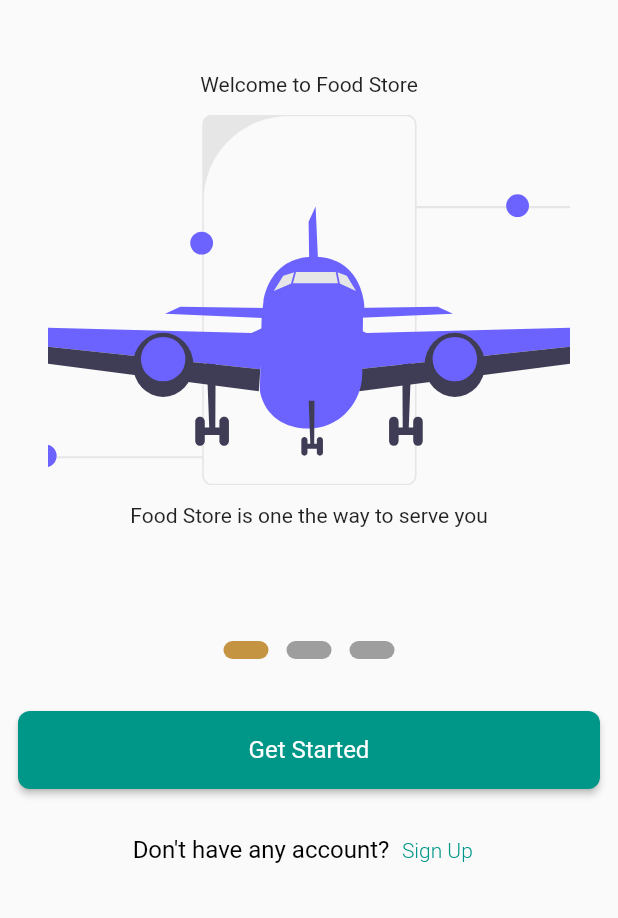
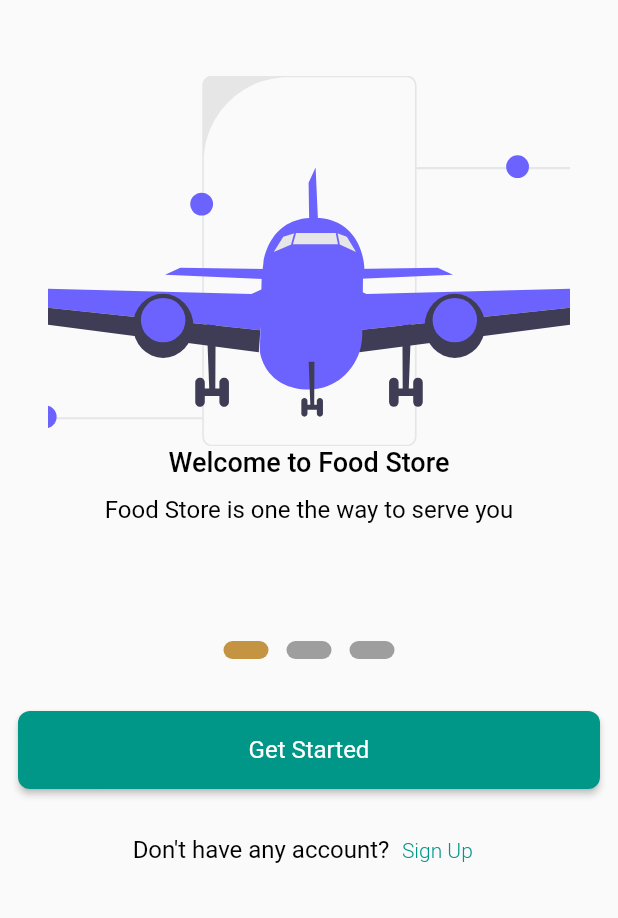
Before and after one commit to the-best-is-best/onBorading-login-register_ui, a Flutter app: the screen it shows after launch, on a phone screen of 412 x 824 dp, the part 318-1236 px from its top. Run offline on Flutter 3.47's test engine with Material 2 defaults, Android fonts, the light colour scheme and no system bars; drawn by our look-alikes of smooth_page_indicator; our stand-ins replace country_code_picker, flutter_svg; missing offline and left inert: tbib_loading_transition_button_and_social.

Commit message:
on boarding title place changed

```diff
--- a/lib/presentation/on_boarding/view/on_boarding_view.dart
+++ b/lib/presentation/on_boarding/view/on_boarding_view.dart
@@ -84,18 +84,16 @@ class _OnBoardingViewState extends State<OnBoardingView> {
                               child: Column(
                                 mainAxisAlignment: MainAxisAlignment.center,
                                 children: [
-                                  Text(
-                                    item.title,
-                                  ),
-                                  const SizedBox(
-                                    height: AppSize.ap12,
-                                  ),
                                   SvgPicture.asset(
                                     item.urlImage,
                                     height: .3 * context.height,
                                     fit: BoxFit.cover,
                                     width:
                                         MediaQuery.of(context).size.width * .90,
+                                  ),
+                                  Text(
+                                    item.title,
+                                    style: getMediumStyle(),
                                   ),
                                   const SizedBox(
                                     height: AppSpacing.ap12,
@@ -107,6 +105,7 @@ class _OnBoardingViewState extends State<OnBoardingView> {
                                       item.description,
                                       textAlign: TextAlign.center,
                                       softWrap: true,
+                                      style: getRegularStyle(),
                                     ),
                                   ),
                                 ],
```
